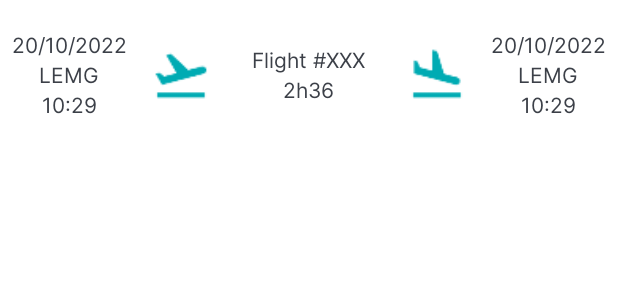
After one commit to Gwe2B/FlightTrafficMaster, an Android app: the layout flight_cell.xml on its own in the app's theme, with its tools: preview values and no code run, on a phone screen of 412 x 824 dp. The commit adds this screen. Shown: the top 300 px of the screen. Run offline under Robolectric (Android 15) with nearby library versions, the phone set to English and light mode, and no system bars.

Commit message:
Creating the flights recycled list view
Creating the flights recycled list view and binding it with the datas.
Left to do: recreate it under fragment form

```diff
--- a/app/src/main/res/layout/activity_flight_list.xml
+++ b/app/src/main/res/layout/activity_flight_list.xml
@@ -7,4 +7,8 @@
     android:layout_height="match_parent"
     tools:context=".FlightListActivity">
 
+    <androidx.recyclerview.widget.RecyclerView
+        android:id="@+id/flights_recycler_view"
+        android:layout_width="match_parent"
+        android:layout_height="match_parent" />
 </androidx.constraintlayout.widget.ConstraintLayout>
--- /dev/null
+++ b/app/src/main/res/layout/flight_cell.xml
@@ -0,0 +1,94 @@
+<?xml version="1.0" encoding="utf-8"?>
+<LinearLayout xmlns:android="http://schemas.android.com/apk/res/android"
+    android:layout_width="match_parent"
+    android:layout_height="100dp"
+    xmlns:app="http://schemas.android.com/apk/res-auto"
+    android:padding="8dp"
+    android:orientation="horizontal">
+
+    <LinearLayout
+        android:layout_width="wrap_content"
+        android:layout_height="match_parent"
+        android:gravity="center"
+        android:orientation="vertical">
+
+        <TextView
+            android:id="@+id/depDateTextView"
+            android:layout_width="wrap_content"
+            android:layout_height="wrap_content"
+            android:text="20/10/2022" />
+
+        <TextView
+            android:id="@+id/depAirportTextView"
+            android:layout_width="wrap_content"
+            android:layout_height="wrap_content"
+            android:text="LEMG" />
+
+        <TextView
+            android:id="@+id/depTimeTextView"
+            android:layout_width="wrap_content"
+            android:layout_height="wrap_content"
+            android:text="10:29" />
+    </LinearLayout>
+
+    <androidx.appcompat.widget.AppCompatImageView
+        android:layout_width="40dp"
+        android:layout_height="40dp"
+        android:layout_marginStart="16dp"
+        app:srcCompat="@mipmap/ic_takeoff"
+        android:layout_gravity="center_vertical" />
+
+    <LinearLayout
+        android:layout_width="wrap_content"
+        android:layout_height="match_parent"
+        android:gravity="center"
+        android:orientation="vertical"
+        android:layout_weight="1">
+
+        <TextView
+            android:id="@+id/flightNumberTextView"
+            android:layout_width="wrap_content"
+            android:layout_height="wrap_content"
+            android:text="Flight #XXX" />
+
+        <TextView
+            android:id="@+id/flightDurationTextView"
+            android:layout_width="wrap_content"
+            android:layout_height="wrap_content"
+            android:text="2h36" />
+    </LinearLayout>
+
+
+    <androidx.appcompat.widget.AppCompatImageView
+        android:layout_width="40dp"
+        android:layout_height="40dp"
+        android:layout_gravity="center_vertical"
+        android:layout_marginEnd="16dp"
+        app:srcCompat="@mipmap/ic_landing" />
+
+    <LinearLayout
+        android:layout_width="wrap_content"
+        android:layout_height="match_parent"
+        android:gravity="center"
+        android:orientation="vertical">
+
+        <TextView
+            android:id="@+id/arrDateTextView"
+            android:layout_width="wrap_content"
+            android:layout_height="wrap_content"
+            android:text="20/10/2022" />
+
+        <TextView
+            android:id="@+id/arrAirportTextView"
+            android:layout_width="wrap_content"
+            android:layout_height="wrap_content"
+            android:text="LEMG" />
+
+        <TextView
+            android:id="@+id/arrTimeTextView"
+            android:layout_width="wrap_content"
+            android:layout_height="wrap_content"
+            android:text="10:29" />
+    </LinearLayout>
+
+</LinearLayout>
```
Also changed, not shown: app/src/main/java/com/flightmasterteam/flightmaster/FlightCell.kt (added, +68 -0 lines), app/src/main/java/com/flightmasterteam/flightmaster/FlightListActivity.kt (+24 -1 lines), app/src/main/java/com/flightmasterteam/flightmaster/FlightListAdapter.kt (added, +44 -0 lines).
